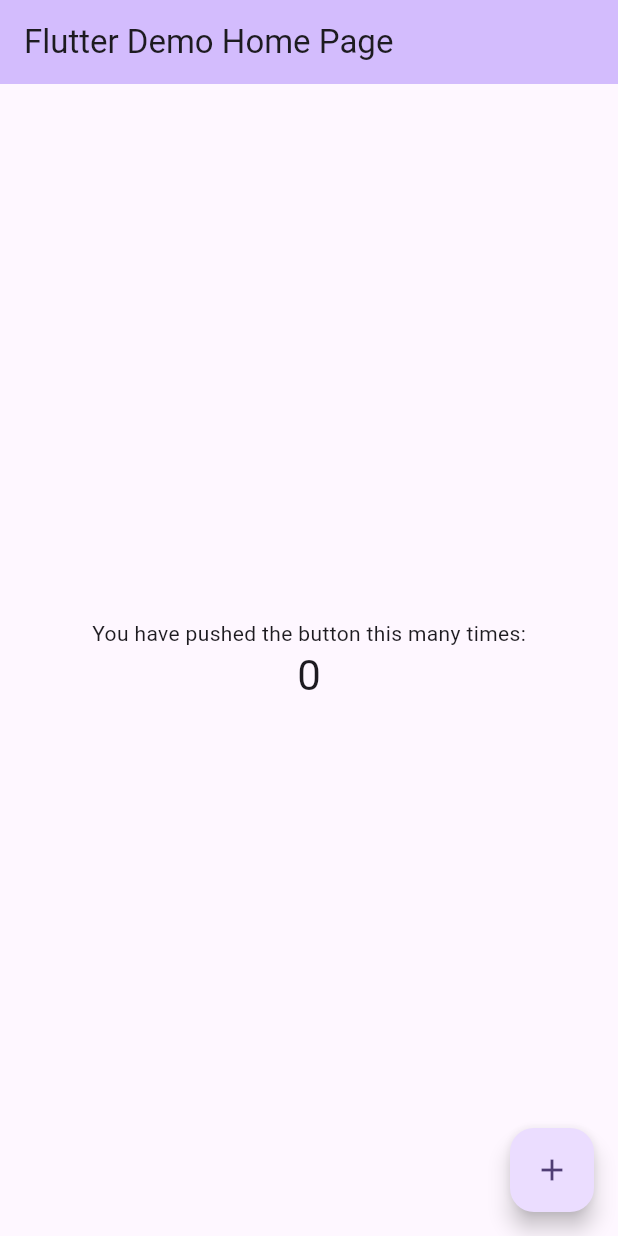
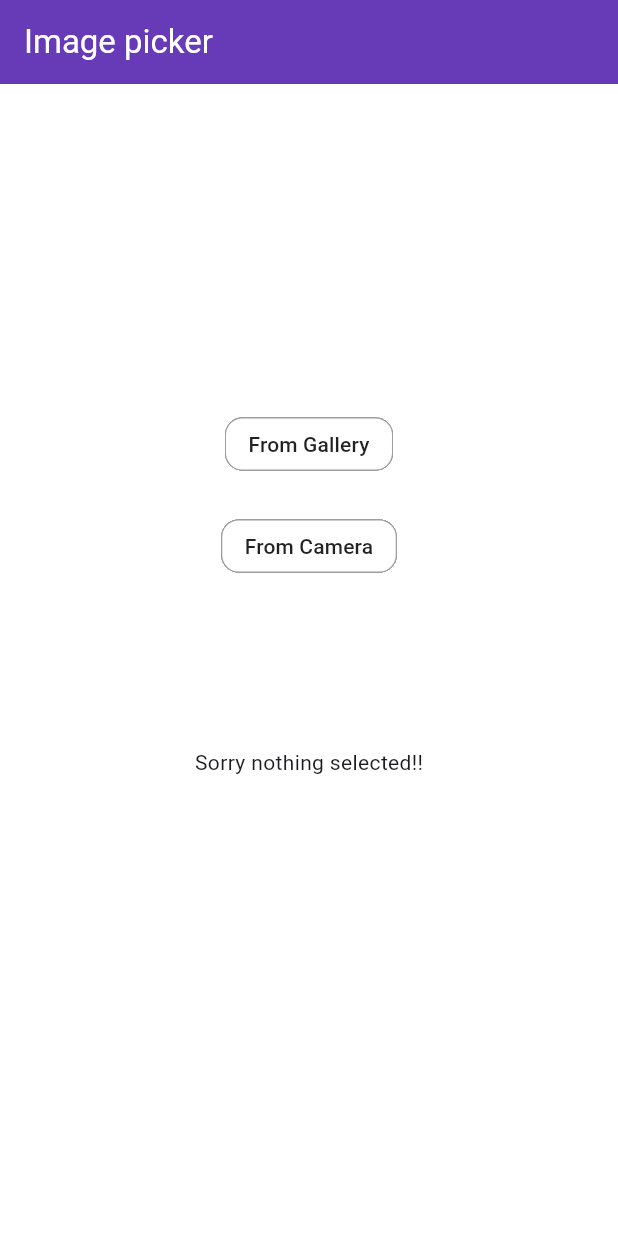
Before and after one commit to Karanbir31/media_picker, a Flutter app: the screen it shows after launch, on a phone screen of 412 x 824 dp. Run offline on Flutter 3.47's test engine with Material 3 defaults, Android fonts, the light colour scheme and no system bars; our stand-ins replace get, image_picker.

Commit message:
pick image from gallery and take from camera and display

```diff
--- /dev/null
+++ b/lib/image_picker/presentation/image_picker.dart
@@ -0,0 +1,90 @@
+import 'dart:io';
+
+import 'package:flutter/material.dart';
+import 'package:get/get.dart';
+import 'package:image_picker/image_picker.dart';
+
+class ImagePickerScreen extends StatefulWidget {
+  const ImagePickerScreen({super.key});
+
+  @override
+  State<ImagePickerScreen> createState() => _ImagePickerState();
+}
+
+class _ImagePickerState extends State<ImagePickerScreen> {
+  File? galleryFile;
+  final imagePicker = ImagePicker();
+
+  @override
+  Widget build(BuildContext context) {
+    return Scaffold(
+      backgroundColor: Colors.white,
+      resizeToAvoidBottomInset: true,
+      appBar: AppBar(
+        title: Text("Image picker"),
+        backgroundColor: Colors.deepPurple,
+        foregroundColor: Colors.white,
+      ),
+
+      body: SafeArea(
+        child: Center(
+          child: Column(
+            mainAxisAlignment: MainAxisAlignment.center,
+            crossAxisAlignment: CrossAxisAlignment.center,
+
+            children: [
+              MaterialButton(
+                clipBehavior: Clip.hardEdge,
+                shape: RoundedRectangleBorder(
+                  borderRadius: BorderRadius.circular(12),
+                  side: BorderSide(color: Colors.grey),
+                ),
+
+                onPressed: () {
+                  myImagePicker(source: ImageSource.gallery);
+                },
+                child: Text("From Gallery"),
+              ),
+
+              const SizedBox(height: 20),
+
+              MaterialButton(
+                clipBehavior: Clip.hardEdge,
+                shape: RoundedRectangleBorder(
+                  borderRadius: BorderRadius.circular(12),
+                  side: BorderSide(color: Colors.grey),
+                ),
+
+                onPressed: () {
+                  myImagePicker(source: ImageSource.camera);
+                },
+                child: Text("From Camera"),
+              ),
+
+              const SizedBox(height: 20),
+              SizedBox(
+                height: 200.0,
+                width: 300.0,
+                child: galleryFile == null
+                    ? const Center(child: Text('Sorry nothing selected!!'))
+                    : Center(child: Image.file(galleryFile!)),
+              ),
+            ],
+          ),
+        ),
+      ),
+    );
+  }
+
+  void myImagePicker({required ImageSource source}) async {
+    final pickedFile = await imagePicker.pickImage(source: source);
+    if (pickedFile == null) {
+      Get.snackbar("error", "please select a valid image");
+      return;
+    } else {
+      setState(() {
+        galleryFile = File(pickedFile.path);
+      });
+    }
+  }
+}
--- a/lib/main.dart
+++ b/lib/main.dart
@@ -1,4 +1,7 @@
 import 'package:flutter/material.dart';
+import 'package:get/get_navigation/src/root/get_material_app.dart';
+
+import 'image_picker/presentation/image_picker.dart';
 
 void main() {
   runApp(const MyApp());
@@ -7,116 +10,10 @@ void main() {
 class MyApp extends StatelessWidget {
   const MyApp({super.key});
 
-  // This widget is the root of your application.
   @override
   Widget build(BuildContext context) {
-    return MaterialApp(
-      title: 'Flutter Demo',
-      theme: ThemeData(
-        // This is the theme of your application.
-        //
-        // TRY THIS: Try running your application with "flutter run". You'll see
-        // the application has a purple toolbar. Then, without quitting the app,
-        // try changing the seedColor in the colorScheme below to Colors.green
-        // and then invoke "hot reload" (save your changes or press the "hot
-        // reload" button in a Flutter-supported IDE, or press "r" if you used
-        // the command line to start the app).
-        //
-        // Notice that the counter didn't reset back to zero; the application
-        // state is not lost during the reload. To reset the state, use hot
-        // restart instead.
-        //
-        // This works for code too, not just values: Most code changes can be
-        // tested with just a hot reload.
-        colorScheme: ColorScheme.fromSeed(seedColor: Colors.deepPurple),
-      ),
-      home: const MyHomePage(title: 'Flutter Demo Home Page'),
+    return  GetMaterialApp(
+      home: ImagePickerScreen(),
     );
   }
 }
-
-class MyHomePage extends StatefulWidget {
-  const MyHomePage({super.key, required this.title});
-
-  // This widget is the home page of your application. It is stateful, meaning
-  // that it has a State object (defined below) that contains fields that affect
-  // how it looks.
-
-  // This class is the configuration for the state. It holds the values (in this
-  // case the title) provided by the parent (in this case the App widget) and
-  // used by the build method of the State. Fields in a Widget subclass are
-  // always marked "final".
-
-  final String title;
-
-  @override
-  State<MyHomePage> createState() => _MyHomePageState();
-}
-
-class _MyHomePageState extends State<MyHomePage> {
-  int _counter = 0;
-
-  void _incrementCounter() {
-    setState(() {
-      // This call to setState tells the Flutter framework that something has
-      // changed in this State, which causes it to rerun the build method below
-      // so that the display can reflect the updated values. If we changed
-      // _counter without calling setState(), then the build method would not be
-      // called again, and so nothing would appear to happen.
-      _counter++;
-    });
-  }
-
-  @override
-  Widget build(BuildContext context) {
-    // This method is rerun every time setState is called, for instance as done
-    // by the _incrementCounter method above.
-    //
-    // The Flutter framework has been optimized to make rerunning build methods
-    // fast, so that you can just rebuild anything that needs updating rather
-    // than having to individually change instances of widgets.
-    return Scaffold(
-      appBar: AppBar(
-        // TRY THIS: Try changing the color here to a specific color (to
-        // Colors.amber, perhaps?) and trigger a hot reload to see the AppBar
-        // change color while the other colors stay the same.
-        backgroundColor: Theme.of(context).colorScheme.inversePrimary,
-        // Here we take the value from the MyHomePage object that was created by
-        // the App.build method, and use it to set our appbar title.
-        title: Text(widget.title),
-      ),
-      body: Center(
-        // Center is a layout widget. It takes a single child and positions it
-        // in the middle of the parent.
-        child: Column(
-          // Column is also a layout widget. It takes a list of children and
-          // arranges them vertically. By default, it sizes itself to fit its
-          // children horizontally, and tries to be as tall as its parent.
-          //
-          // Column has various properties to control how it sizes itself and
-          // how it positions its children. Here we use mainAxisAlignment to
-          // center the children vertically; the main axis here is the vertical
-          // axis because Columns are vertical (the cross axis would be
-          // horizontal).
-          //
-          // TRY THIS: Invoke "debug painting" (choose the "Toggle Debug Paint"
-          // action in the IDE, or press "p" in the console), to see the
-          // wireframe for each widget.
-          mainAxisAlignment: MainAxisAlignment.center,
-          children: <Widget>[
-            const Text('You have pushed the button this many times:'),
-            Text(
-              '$_counter',
-              style: Theme.of(context).textTheme.headlineMedium,
-            ),
-          ],
-        ),
-      ),
-      floatingActionButton: FloatingActionButton(
-        onPressed: _incrementCounter,
-        tooltip: 'Increment',
-        child: const Icon(Icons.add),
-      ), // This trailing comma makes auto-formatting nicer for build methods.
-    );
-  }
-}
--- a/pubspec.yaml
+++ b/pubspec.yaml
@@ -34,6 +34,8 @@ dependencies:
   # The following adds the Cupertino Icons font to your application.
   # Use with the CupertinoIcons class for iOS style icons.
   cupertino_icons: ^1.0.8
+  get: ^4.7.2
+  image_picker: ^1.2.0
 
 dev_dependencies:
   flutter_test:
```
Also changed, not shown: pubspec.lock.
